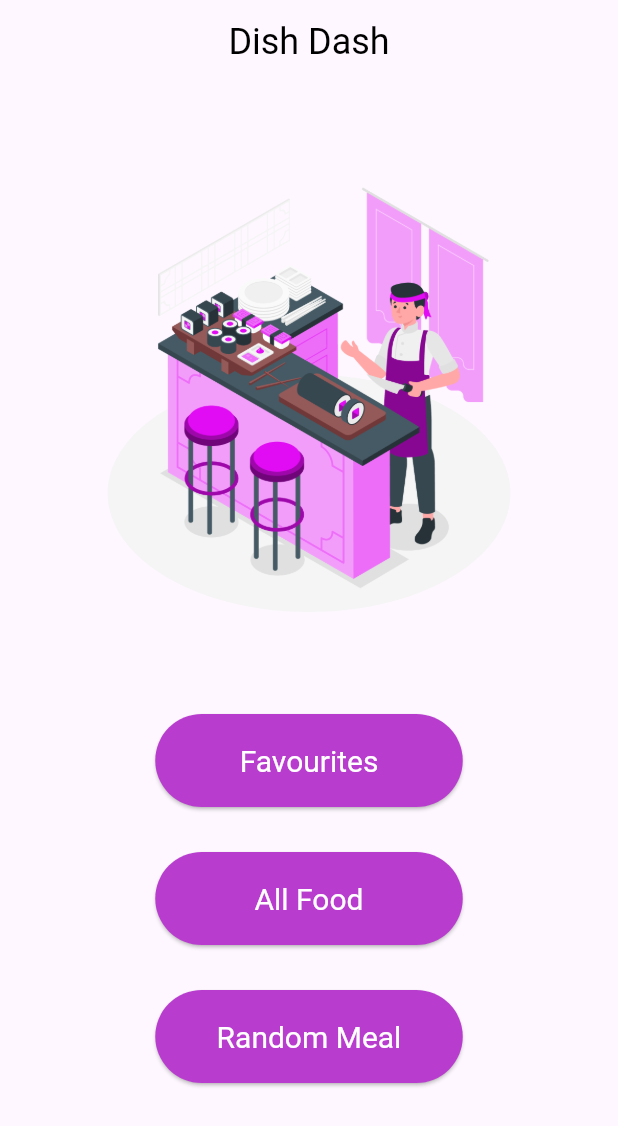
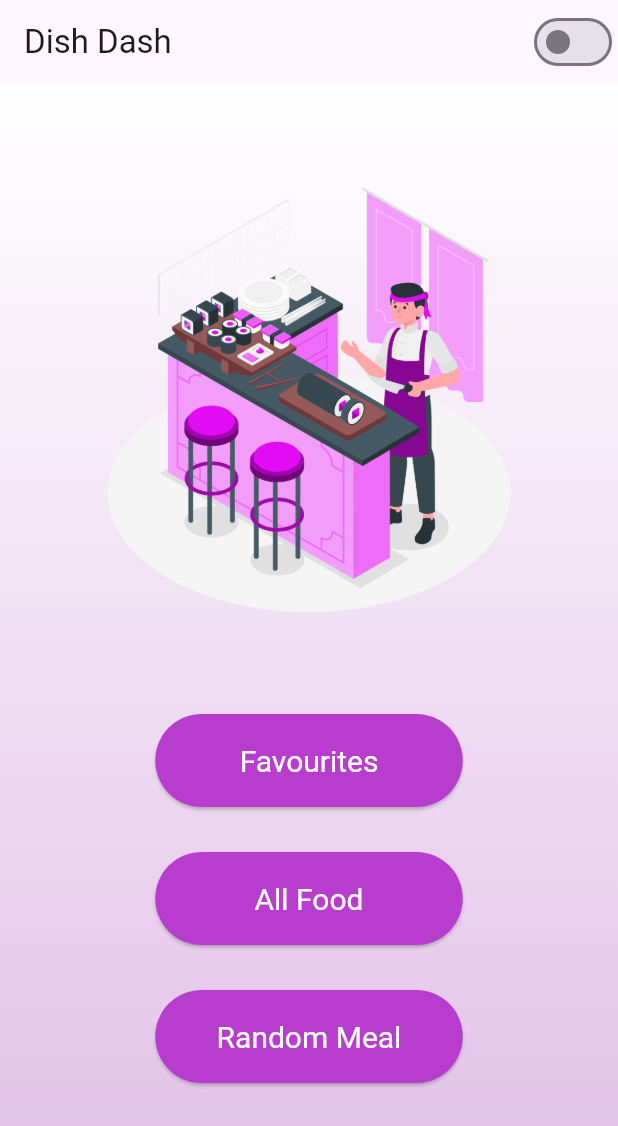
Before and after one commit to Linch-mini/DishDash, a Flutter app: the screen it shows after launch, on a phone screen of 412 x 824 dp. Shown: the top 1126 px of the screen. Run offline on Flutter 3.47's test engine with Material 3 defaults, Android fonts, the phone set to English and light mode, and no system bars.

Commit message:
second design version

```diff
--- a/dish_dash/lib/main.dart
+++ b/dish_dash/lib/main.dart
@@ -23,6 +23,7 @@ class MainApp extends StatelessWidget {
             themeMode: themeProvider.themeMode,
             theme: ThemeData.light(),
             darkTheme: ThemeData.dark(),
+            debugShowCheckedModeBanner: false,
             initialRoute: "/",
             routes: {
               "/": (context) => const StartScreen(),
--- a/dish_dash/lib/start_screen.dart
+++ b/dish_dash/lib/start_screen.dart
@@ -1,38 +1,93 @@
-// ignore_for_file: use_build_context_synchronously
+// ignore_for_file: use_build_context_synchronously, library_private_types_in_public_api
 
 import 'dart:convert';
 import 'package:flutter/material.dart';
 import 'custom_appbar.dart';
 import 'meal.dart';
 import 'package:http/http.dart' as http;
+import 'background_painter.dart';
 
-class StartScreen extends StatelessWidget {
+class StartScreen extends StatefulWidget {
   const StartScreen({super.key});
+
+  @override
+  _StartScreenState createState() => _StartScreenState();
+}
+
+class _StartScreenState extends State<StartScreen> with SingleTickerProviderStateMixin {
+  late AnimationController _controller;
+  late Animation<double> _animation;
+
+  @override
+  void initState() {
+    super.initState();
+    _controller = AnimationController(
+      duration: const Duration(seconds: 1),
+      vsync: this,
+    );
+
+    _animation = CurvedAnimation(
+      parent: _controller,
+      curve: Curves.easeOutQuad,
+    );
+
+    _controller.forward();
+  }
+
+  @override
+  void dispose() {
+    _controller.dispose();
+    super.dispose();
+  }
 
   @override
 Widget build(BuildContext context) {
   return Scaffold(
-      appBar: AppBar(
-        title: const Text(
-          'Dish Dash',
-          style: TextStyle(fontSize: 24, color: Colors.black),
+    appBar: const CustomAppBar(
+      title: 'Dish Dash',
     ),
-        centerTitle: true,
-        backgroundColor: Colors.transparent,
-        elevation: 0,
+    body: Stack(
+      children: [
+        CustomPaint(
+          size: const Size(double.infinity, double.infinity),
+          painter: BackgroundPainter(),
         ),
-      body: Column(
+        Positioned.fill(
+          child: Column(
             children: <Widget>[
               const SizedBox(height: 60),
-          Center(
+              AnimatedBuilder(
+                animation: _animation,
+                builder: (context, child) {
+                  double offset = 300 * (1 - _animation.value);
+                  double opacity = _animation.value;
+                  return Transform.translate(
+                    offset: Offset(0, offset),
+                    child: Opacity(
+                      opacity: opacity,
+                      child: Center(
                         child: Image.asset(
                           'assets/images/Chef.png',
                           height: 300,
                           fit: BoxFit.contain,
                         ),
                       ),
+                    ),
+                  );
+                },
+              ),
+
               const SizedBox(height: 60),
-          Center(
+              AnimatedBuilder(
+                animation: _animation,
+                builder: (context, child) {
+                  double offset = 300 * (1 - _animation.value);
+                  double opacity = _animation.value;
+                  return Transform.translate(
+                    offset: Offset(0, offset),
+                    child: Opacity(
+                      opacity: opacity,
+                      child: Center(
                         child: Column(
                           children: <Widget>[
                             SizedBox(
@@ -93,7 +148,14 @@ class StartScreen extends StatelessWidget {
                           ],
                         ),
                       ),
+                    ),
+                  );
+                },
+              ),
               const SizedBox(height: 20),
+            ],
+          ),
+        ),
       ],
     ),
   );
```
Also changed, not shown: dish_dash/lib/background_painter.dart (added, +19 -0 lines), dish_dash/lib/category_screen.dart (+31 -7 lines), dish_dash/lib/meal_screen.dart (+5 -2 lines), dish_dash/lib/picked_meals_screen.dart (+11 -4 lines). Lines whose indentation alone changed are shown as unchanged.
